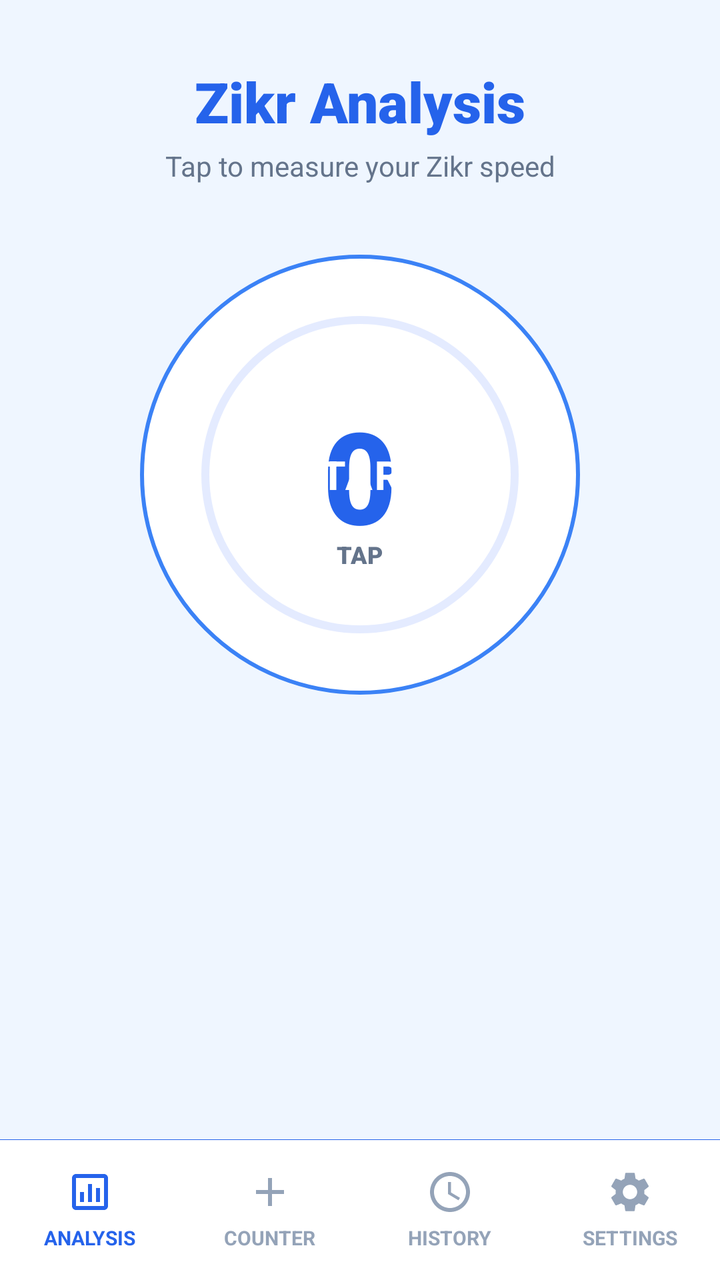
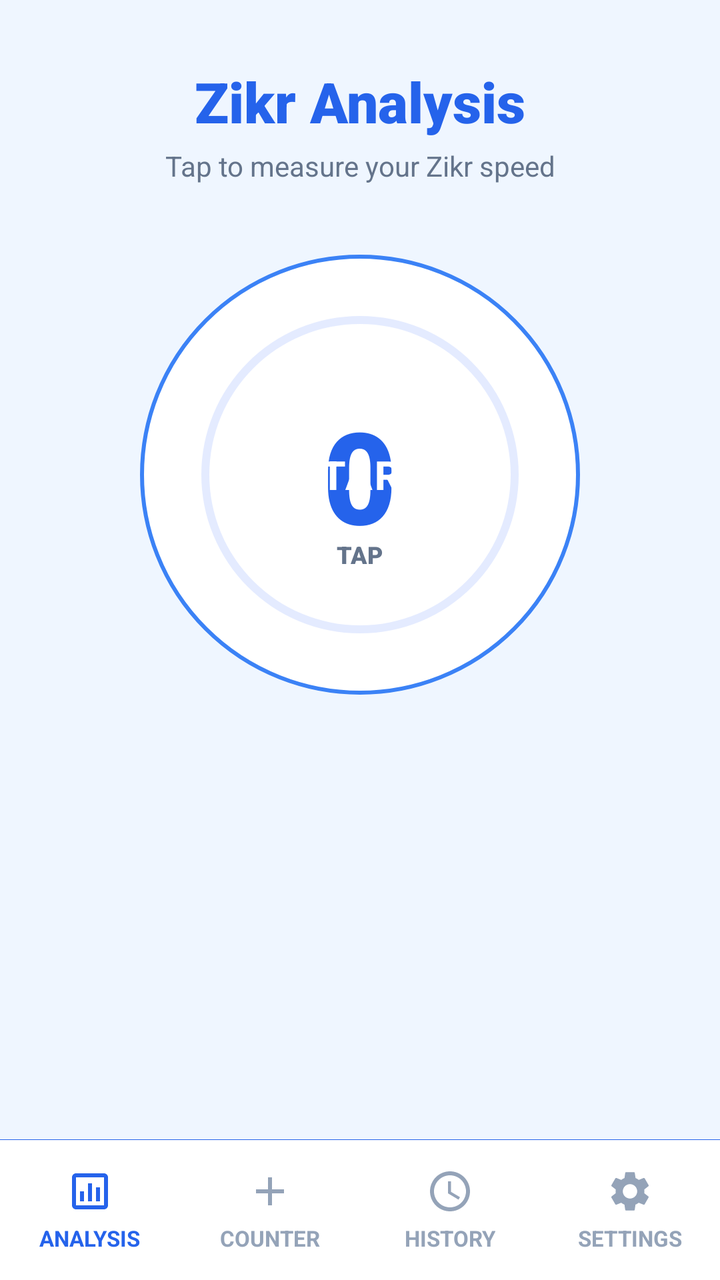

Compare the two renders of this Android layout. The source of the first and the diff that turns it into the second are given below.
<!-- AndroidManifest.xml: application theme Theme.SmartTasbeeh -->
<!-- res/layout/activity_analysis.xml -->
<?xml version="1.0" encoding="utf-8"?>
<androidx.constraintlayout.widget.ConstraintLayout xmlns:android="http://schemas.android.com/apk/res/android"
    xmlns:app="http://schemas.android.com/apk/res-auto"
    xmlns:tools="http://schemas.android.com/tools"
    android:layout_width="match_parent"
    android:layout_height="match_parent"
    android:background="@color/app_background"
    tools:context=".AnalysisActivity">

    
    <ScrollView
        android:layout_width="match_parent"
        android:layout_height="0dp"
        android:fillViewport="true"
        app:layout_constraintTop_toTopOf="parent"
        app:layout_constraintBottom_toTopOf="@id/bottomNavDivider">

        <androidx.constraintlayout.widget.ConstraintLayout
            android:layout_width="match_parent"
            android:layout_height="wrap_content"
            android:paddingBottom="24dp">

            
            <TextView
                android:id="@+id/tvTitle"
                android:layout_width="wrap_content"
                android:layout_height="wrap_content"
                android:text="@string/zikr_analysis_title"
                android:textColor="@color/tasbeeh_blue_primary"
                android:textSize="28sp"
                android:fontFamily="sans-serif-black"
                android:layout_marginTop="32dp"
                app:layout_constraintTop_toTopOf="parent"
                app:layout_constraintStart_toStartOf="parent"
                app:layout_constraintEnd_toEndOf="parent"/>

            <TextView
                android:id="@+id/tvSubtitle"
                android:layout_width="wrap_content"
                android:layout_height="wrap_content"
                android:text="@string/zikr_analysis_subtitle"
                android:textColor="@color/text_secondary"
                android:textSize="14sp"
                android:layout_marginTop="4dp"
                app:layout_constraintTop_toBottomOf="@id/tvTitle"
                app:layout_constraintStart_toStartOf="parent"
                app:layout_constraintEnd_toEndOf="parent"/>

            
            <FrameLayout
                android:id="@+id/btnTap"
                android:layout_width="230dp"
                android:layout_height="230dp"
                android:layout_marginTop="30dp"
                app:layout_constraintTop_toBottomOf="@id/tvSubtitle"
                app:layout_constraintStart_toStartOf="parent"
                app:layout_constraintEnd_toEndOf="parent">

                
                <View
                    android:layout_width="match_parent"
                    android:layout_height="match_parent"
                    android:layout_margin="5dp"
                    android:background="@drawable/bg_circle_button" />

                
                <ProgressBar
                    android:id="@+id/progressBar"
                    android:layout_width="match_parent"
                    android:layout_height="match_parent"
                    android:indeterminate="false"
                    android:progressDrawable="@drawable/circular_progress"
                    android:background="@null"
                    style="?android:attr/progressBarStyleHorizontal"
                    android:max="100"
                    android:progress="0"
                    android:padding="2dp"/>

                
                <TextView
                    android:id="@+id/tvCount"
                    android:layout_width="wrap_content"
                    android:layout_height="wrap_content"
                    android:layout_gravity="center"
                    android:text="@string/Count_Number"
                    android:textSize="64sp"
                    android:fontFamily="sans-serif-black"
                    android:textStyle="bold"
                    android:textColor="@color/tasbeeh_blue_primary"/>

                <TextView
                    android:id="@+id/tvTapHint"
                    android:layout_width="wrap_content"
                    android:layout_height="wrap_content"
                    android:layout_gravity="center"
                    android:text="@string/Tap_Button_Text"
                    android:textSize="12sp"
                    android:fontFamily="sans-serif-black"
                    android:textColor="@color/text_secondary"
                    android:translationY="40dp"/>

                
                <TextView
                    android:id="@+id/tvPausedOverlay"
                    android:layout_width="wrap_content"
                    android:layout_height="wrap_content"
                    android:layout_gravity="center"
                    android:text="@string/paused_text"
                    android:textSize="25sp"
                    android:fontFamily="sans-serif-black"
                    android:textColor="@color/delete_text"
                    android:visibility="gone"/>

                
                <View
                    android:id="@+id/tapActionView"
                    android:layout_width="match_parent"
                    android:layout_height="match_parent"
                    android:layout_margin="12dp"
                    android:background="?attr/selectableItemBackgroundBorderless"
                    android:clickable="true"
                    android:focusable="true"/>

                
                <Button
                    android:id="@+id/btnStartOverlay"
                    android:layout_width="wrap_content"
                    android:layout_height="wrap_content"
                    android:text="@string/start_button_text"
                    android:textSize="20sp"
                    android:layout_gravity="center"
                    android:visibility="visible"
                    android:elevation="10dp"
                    android:textAllCaps="true"
                    android:textColor="@color/white"
                    android:textStyle="bold"
                    android:letterSpacing="0.05"
                    android:backgroundTint="@color/tasbeeh_blue_primary"
                    app:cornerRadius="10dp"
                    style="@style/Widget.MaterialComponents.Button.UnelevatedButton"/>

            </FrameLayout>

            
            <LinearLayout
                android:id="@+id/controlsRow"
                android:layout_width="wrap_content"
                android:layout_height="wrap_content"
                android:orientation="horizontal"
                android:gravity="center"
                android:layout_marginTop="30dp"
                app:layout_constraintTop_toBottomOf="@id/btnTap"
                app:layout_constraintStart_toStartOf="parent"
                app:layout_constraintEnd_toEndOf="parent">

                <com.google.android.material.floatingactionbutton.FloatingActionButton
                    android:id="@+id/fabPause"
                    android:layout_width="wrap_content"
                    android:layout_height="wrap_content"
                    android:src="@drawable/ic_pause"
                    app:backgroundTint="@color/tasbeeh_blue_primary"
                    app:tint="@android:color/white"
                    app:fabSize="normal"
                    app:cardCornerRadius="10dp"
                    app:cardElevation="5dp"
                    android:visibility="invisible"/>

            </LinearLayout>

            
            <Button
                android:id="@+id/btnResetAnalysis"
                android:layout_width="0dp"
                android:layout_height="50dp"
                android:text="@string/reset_button_text"
                android:textAllCaps="true"
                android:textColor="@color/white"
                android:textStyle="bold"
                android:letterSpacing="0.05"
                android:visibility="gone"
                android:backgroundTint="@color/tasbeeh_blue_primary"
                app:cornerRadius="5dp"
                android:layout_marginTop="20dp"
                style="@style/Widget.MaterialComponents.Button.UnelevatedButton"
                app:layout_constraintTop_toBottomOf="@+id/controlsRow"
                app:layout_constraintEnd_toStartOf="@+id/controlsRow"/>

            <Button
                android:id="@+id/btnShowReport"
                android:layout_width="0dp"
                android:layout_height="50dp"
                android:text="@string/report_button_text"
                android:textAllCaps="true"
                android:textColor="@color/white"
                android:textStyle="bold"
                android:letterSpacing="0.05"
                android:visibility="gone"
                android:backgroundTint="@color/tasbeeh_blue_primary"
                app:cornerRadius="5dp"
                android:layout_marginTop="20dp"
                style="@style/Widget.MaterialComponents.Button.UnelevatedButton"
                app:layout_constraintTop_toBottomOf="@+id/controlsRow"
                app:layout_constraintStart_toEndOf="@+id/controlsRow"/>

            
            <LinearLayout
                android:id="@+id/reportContainer"
                android:layout_width="match_parent"
                android:layout_height="wrap_content"
                android:orientation="vertical"
                android:visibility="gone"
                android:layout_marginTop="24dp"
                android:animateLayoutChanges="true"
                app:layout_constraintTop_toBottomOf="@id/btnShowReport"
                app:layout_constraintStart_toStartOf="parent"
                app:layout_constraintEnd_toEndOf="parent">

                
                <androidx.recyclerview.widget.RecyclerView
                    android:id="@+id/rvAnalysisCards"
                    android:layout_width="match_parent"
                    android:layout_height="320dp"
                    android:clipToPadding="false"
                    android:paddingStart="24dp"
                    android:paddingEnd="24dp"/>

                
                <LinearLayout
                    android:id="@+id/layoutDots"
                    android:layout_width="wrap_content"
                    android:layout_height="wrap_content"
                    android:orientation="horizontal"
                    android:layout_gravity="center_horizontal"
                    android:layout_marginTop="16dp"
                    android:layout_marginBottom="24dp"/>

            </LinearLayout>

        </androidx.constraintlayout.widget.ConstraintLayout>
    </ScrollView>


    
    <View
        android:id="@+id/bottomNavDivider"
        android:layout_width="match_parent"
        android:layout_height="0.1dp"
        android:background="@color/count_text_color"
        app:layout_constraintBottom_toTopOf="@id/bottomNav"/>

    <LinearLayout
        android:id="@+id/bottomNav"
        android:layout_width="match_parent"
        android:layout_height="70dp"
        android:background="@color/nav_bg"
        android:orientation="horizontal"
        android:weightSum="4"
        android:baselineAligned="false"
        app:layout_constraintBottom_toBottomOf="parent">

        
        <LinearLayout
            android:layout_width="0dp"
            android:layout_height="match_parent"
            android:layout_weight="1"
            android:orientation="vertical"
            android:gravity="center">
            <ImageView
                android:layout_width="24dp"
                android:layout_height="24dp"
                android:src="@drawable/ic_analysis"
                app:tint="@color/nav_text_selected"/>
            <TextView
                android:layout_width="wrap_content"
                android:layout_height="wrap_content"
                android:text="@string/nav_analysis"
                android:textSize="10sp"
                android:textStyle="bold"
                android:textColor="@color/nav_text_selected"
                android:layout_marginTop="4dp"/>
        </LinearLayout>

        
        <LinearLayout
            android:id="@+id/btnNavCounter"
            android:layout_width="0dp"
            android:layout_height="match_parent"
            android:layout_weight="1"
            android:orientation="vertical"
            android:gravity="center"
            android:clickable="true"
            android:focusable="true"
            android:background="?attr/selectableItemBackground">
            <ImageView
                android:layout_width="24dp"
                android:layout_height="24dp"
                android:src="@drawable/ic_add"
                app:tint="@color/nav_text_unselected"/>
            <TextView
                android:layout_width="wrap_content"
                android:layout_height="wrap_content"
                android:text="@string/nav_counter"
                android:textSize="10sp"
                android:textStyle="bold"
                android:textColor="@color/nav_text_unselected"
                android:layout_marginTop="4dp"/>
        </LinearLayout>

        
        <LinearLayout
            android:id="@+id/btnSavedCounts"
            android:layout_width="0dp"
            android:layout_height="match_parent"
            android:layout_weight="1"
            android:orientation="vertical"
            android:gravity="center"
            android:clickable="true"
            android:focusable="true"
            android:background="?attr/selectableItemBackground">
            <ImageView
                android:layout_width="24dp"
                android:layout_height="24dp"
                android:src="@drawable/ic_clock"
                app:tint="@color/nav_text_unselected"/>
            <TextView
                android:layout_width="wrap_content"
                android:layout_height="wrap_content"
                android:text="@string/nav_history"
                android:textSize="10sp"
                android:textStyle="bold"
                android:textColor="@color/nav_text_unselected"
                android:layout_marginTop="4dp"/>
        </LinearLayout>

        
        <LinearLayout
            android:id="@+id/btnNavSettings"
            android:layout_width="0dp"
            android:layout_height="match_parent"
            android:layout_weight="1"
            android:orientation="vertical"
            android:gravity="center"
            android:clickable="true"
            android:focusable="true"
            android:background="?attr/selectableItemBackground">
            <ImageView
                android:layout_width="24dp"
                android:layout_height="24dp"
                android:src="@drawable/ic_settings"
                app:tint="@color/nav_text_unselected"/>
            <TextView
                android:layout_width="wrap_content"
                android:layout_height="wrap_content"
                android:text="@string/nav_settings"
                android:textSize="10sp"
                android:textStyle="bold"
                android:textColor="@color/nav_text_unselected"
                android:layout_marginTop="4dp"/>
        </LinearLayout>

    </LinearLayout>

</androidx.constraintlayout.widget.ConstraintLayout>
<!-- resources referenced by this layout -->
<resources>
  <color name="app_background">@color/background_light</color>
  <color name="count_text_color">#2563EB</color>
  <color name="delete_text">#DC2626</color>
  <color name="nav_bg">#FFFFFF</color>
  <color name="nav_text_selected">#2563EB</color>
  <color name="nav_text_unselected">#94A3B8</color>
  <color name="tasbeeh_blue_primary">#2563EB</color>
  <color name="text_secondary">#64748B</color>
  <color name="white">#FFFFFFFF</color>
  <!-- drawable bg_circle_button (drawable) -->
  <?xml version="1.0" encoding="utf-8"?>
  <shape xmlns:android="http://schemas.android.com/apk/res/android"
      android:shape="oval">
      <solid android:color="@color/card_background" />
      <stroke
          android:width="2dp"
          android:color="@color/tasbeeh_blue_accent" />
  </shape>
  <!-- drawable ic_add (drawable) -->
  <vector xmlns:android="http://schemas.android.com/apk/res/android"
      android:width="24dp"
      android:height="24dp"
      android:viewportWidth="24"
      android:viewportHeight="24">
      <path
        android:fillColor="@android:color/white"
        android:pathData="M19,13h-6v6h-2v-6H5v-2h6V5h2v6h6v2z"/>
  </vector>
  <!-- drawable ic_analysis (drawable) -->
  <vector xmlns:android="http://schemas.android.com/apk/res/android"
      android:width="24dp"
      android:height="24dp"
      android:viewportWidth="24"
      android:viewportHeight="24">
    <path
        android:fillColor="#FF000000"
        android:pathData="M19,3H5C3.9,3 3,3.9 3,5v14c0,1.1 0.9,2 2,2h14c1.1,0 2,-0.9 2,-2V5C21,3.9 20.1,3 19,3zM19,19H5V5h14V19zM7,12h2v5H7V12zM11,8h2v9h-2V8zM15,10h2v7h-2V10z"/>
  </vector>
  <!-- drawable ic_clock (drawable) -->
  <vector xmlns:android="http://schemas.android.com/apk/res/android"
      android:width="24dp"
      android:height="24dp"
      android:viewportWidth="24.0"
      android:viewportHeight="24.0">
      <path
          android:fillColor="@android:color/white"
          android:pathData="M11.99,2C6.47,2 2,6.48 2,12s4.47,10 9.99,10C17.52,22 22,17.52 22,12S17.52,2 11.99,2zM12,20c-4.42,0 -8,-3.58 -8,-8s3.58,-8 8,-8 8,3.58 8,8 -3.58,8 -8,8zM12.5,7H11v6l5.25,3.15 0.75,-1.23 -4.5,-2.67z"/>
  </vector>
  <!-- drawable ic_pause (drawable) -->
  <vector xmlns:android="http://schemas.android.com/apk/res/android"
      android:width="24dp"
      android:height="24dp"
      android:viewportWidth="24"
      android:viewportHeight="24"
      android:tint="?attr/colorControlNormal">
    <path
        android:fillColor="@android:color/white"
        android:pathData="M6,19h4V5H6v14zM14,5v14h4V5h-4z"/>
  </vector>
  <string name="Count_Number">0</string>
  <string name="Tap_Button_Text">TAP</string>
  <string name="nav_analysis">ANALYSIS</string>
  <string name="nav_counter">COUNTER</string>
  <string name="nav_history">HISTORY</string>
  <string name="nav_settings">SETTINGS</string>
  <string name="paused_text">PAUSED</string>
  <string name="report_button_text">Report</string>
  <string name="reset_button_text">Reset</string>
  <string name="start_button_text">START</string>
  <string name="zikr_analysis_subtitle">Tap to measure your Zikr speed</string>
  <string name="zikr_analysis_title">Zikr Analysis</string>
  <style name="Theme.SmartTasbeeh" parent="Base.Theme.SmartTasbeeh" />
  <color name="background_light">#EFF6FF</color>
  <color name="card_background">#FFFFFF</color>
  <color name="tasbeeh_blue_accent">#3B82F6</color>
  <color name="tasbeeh_blue_dark2">#202962FF</color>
  <color name="tasbeeh_blue_dark">#1E3A8A</color>
  <color name="text_primary">#0F172A</color>
  <!-- unchanged entries left out for length: 3 -->
</resources>

<!-- the commit's change to res/layout/activity_analysis.xml (unified diff, before → after) -->
@@ -274,7 +274,7 @@
                 android:layout_width="wrap_content"
                 android:layout_height="wrap_content"
                 android:text="@string/nav_analysis"
-                android:textSize="10sp"
+                android:textSize="11sp"
                 android:textStyle="bold"
                 android:textColor="@color/nav_text_selected"
                 android:layout_marginTop="4dp"/>
@@ -300,7 +300,7 @@
                 android:layout_width="wrap_content"
                 android:layout_height="wrap_content"
                 android:text="@string/nav_counter"
-                android:textSize="10sp"
+                android:textSize="11sp"
                 android:textStyle="bold"
                 android:textColor="@color/nav_text_unselected"
                 android:layout_marginTop="4dp"/>
@@ -326,7 +326,7 @@
                 android:layout_width="wrap_content"
                 android:layout_height="wrap_content"
                 android:text="@string/nav_history"
-                android:textSize="10sp"
+                android:textSize="11sp"
                 android:textStyle="bold"
                 android:textColor="@color/nav_text_unselected"
                 android:layout_marginTop="4dp"/>
@@ -352,7 +352,7 @@
                 android:layout_width="wrap_content"
                 android:layout_height="wrap_content"
                 android:text="@string/nav_settings"
-                android:textSize="10sp"
+                android:textSize="11sp"
                 android:textStyle="bold"
                 android:textColor="@color/nav_text_unselected"
                 android:layout_marginTop="4dp"/>
